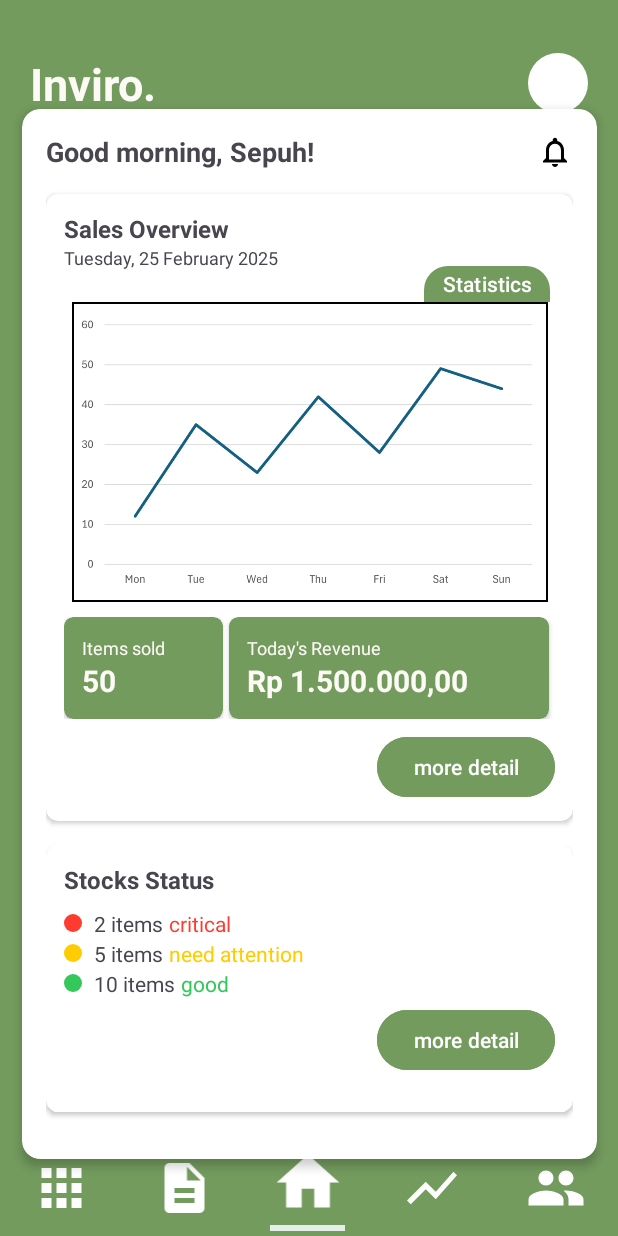
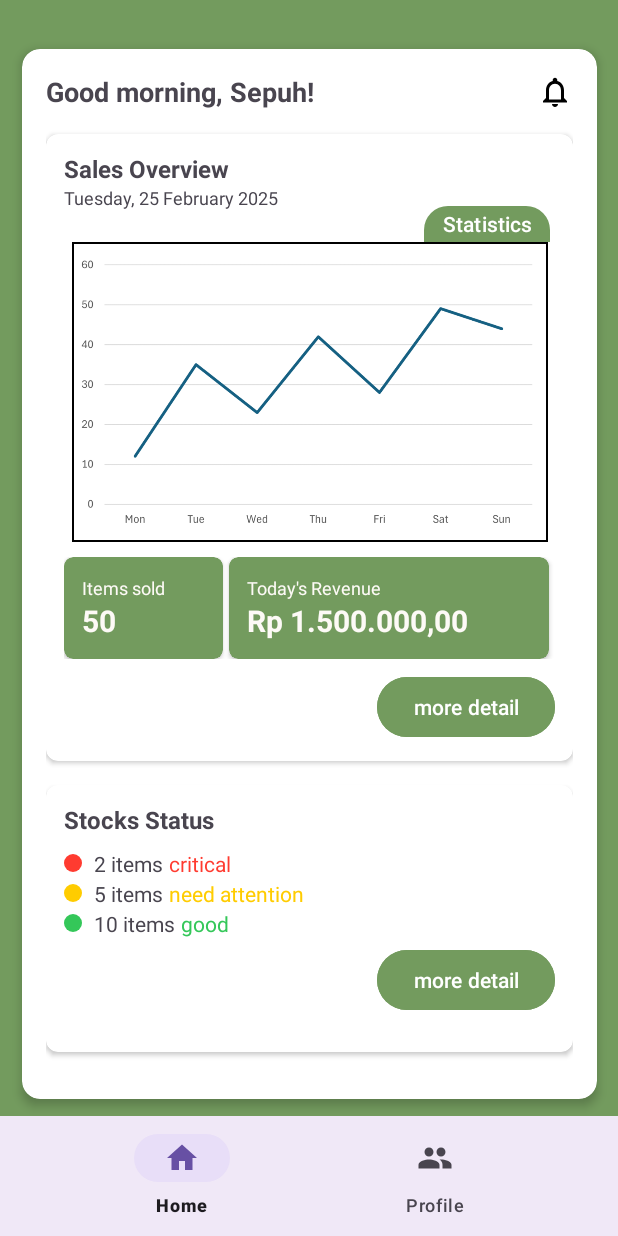
Before and after one commit to hoseawidjaja/Inviro, an Android app: the screen it shows after launch (MainActivity), on a phone screen of 412 x 824 dp. Run offline under Robolectric (Android 15) with nearby library versions, the phone set to English and light mode, and no system bars; 3 statements that could not run were skipped.

Commit message:
navigation sementara

```diff
--- a/app/src/main/java/com/example/myapplication/MainActivity.kt
+++ b/app/src/main/java/com/example/myapplication/MainActivity.kt
@@ -1,20 +1,39 @@
 package com.example.myapplication
 
 import android.os.Bundle
+import android.widget.Toast
 import androidx.activity.enableEdgeToEdge
 import androidx.appcompat.app.AppCompatActivity
 import androidx.core.view.ViewCompat
 import androidx.core.view.WindowInsetsCompat
+import com.google.android.material.bottomnavigation.BottomNavigationView
 
 class MainActivity : AppCompatActivity() {
     override fun onCreate(savedInstanceState: Bundle?) {
         super.onCreate(savedInstanceState)
         enableEdgeToEdge()
-        setContentView(R.layout.home_page)
-        ViewCompat.setOnApplyWindowInsetsListener(findViewById(R.id.startButton)) { v, insets ->
-            val systemBars = insets.getInsets(WindowInsetsCompat.Type.systemBars())
-            v.setPadding(systemBars.left, systemBars.top, systemBars.right, systemBars.bottom)
-            insets
+        setContentView(R.layout.activity_main)
+//        ViewCompat.setOnApplyWindowInsetsListener(findViewById(R.id.)) { v, insets ->
+//            val systemBars = insets.getInsets(WindowInsetsCompat.Type.systemBars())
+//            v.setPadding(systemBars.left, systemBars.top, systemBars.right, systemBars.bottom)
+//            insets
+//        }
+
+        val bottomNav = findViewById<BottomNavigationView>(R.id.navigs)
+
+        bottomNav.setOnItemSelectedListener { item ->
+            when (item.itemId) {
+                R.id.nav_home -> {
+                    Toast.makeText(this, "Home Clicked", Toast.LENGTH_SHORT).show()
+                    true
+                }
+                R.id.nav_profile -> {
+                    Toast.makeText(this, "Profile Clicked", Toast.LENGTH_SHORT).show()
+                    true
+                }
+                else -> false
+            }
         }
+
     }
 }
--- /dev/null
+++ b/app/src/main/res/layout/activity_main.xml
@@ -0,0 +1,30 @@
+<?xml version="1.0" encoding="utf-8"?>
+<androidx.constraintlayout.widget.ConstraintLayout
+    xmlns:android="http://schemas.android.com/apk/res/android"
+    xmlns:app="http://schemas.android.com/apk/res-auto"
+    android:layout_width="match_parent"
+    android:layout_height="match_parent">
+
+    <!-- Home Content -->
+    <include
+        android:id="@+id/homeContent"
+        layout="@layout/home_page"
+        android:layout_width="0dp"
+        android:layout_height="0dp"
+        app:layout_constraintTop_toTopOf="parent"
+        app:layout_constraintBottom_toTopOf="@id/navigs"
+        app:layout_constraintStart_toStartOf="parent"
+        app:layout_constraintEnd_toEndOf="parent" />
+
+    <!-- Bottom Navigation -->
+    <com.google.android.material.bottomnavigation.BottomNavigationView
+        android:id="@+id/navigs"
+        android:layout_width="0dp"
+        android:layout_height="wrap_content"
+        android:background="?android:attr/windowBackground"
+        app:menu="@menu/bottom_nav_menu"
+        app:itemIconTint="@null"
+        app:layout_constraintBottom_toBottomOf="parent"
+        app:layout_constraintStart_toStartOf="parent"
+        app:layout_constraintEnd_toEndOf="parent"/>
+</androidx.constraintlayout.widget.ConstraintLayout>
--- a/app/src/main/res/layout/home_page.xml
+++ b/app/src/main/res/layout/home_page.xml
@@ -22,6 +22,8 @@
         app:layout_constraintEnd_toEndOf="parent"
         app:layout_constraintStart_toStartOf="parent"
         app:layout_constraintTop_toTopOf="parent">
+
+        <include layout="@layout/nav_main"/>
 
         <TextView
             android:id="@+id/app_title"
@@ -389,61 +391,6 @@
         android:gravity="center"
         android:orientation="horizontal"
         app:layout_constraintBottom_toBottomOf="parent"
-        app:layout_constraintTop_toBottomOf="@+id/main_content_card">
-
-        <ImageView
-            android:id="@+id/nav_grid"
-            android:layout_width="0dp"
-            android:layout_height="40dp"
-            android:layout_weight="1"
-            android:contentDescription="Grid icon"
-            android:src="@drawable/ic_grid" />
-
-        <ImageView
-            android:id="@+id/nav_list"
-            android:layout_width="0dp"
-            android:layout_height="40dp"
-            android:layout_weight="1"
-            android:contentDescription="List icon"
-            android:src="@drawable/ic_document" />
-
-        <LinearLayout
-            android:layout_width="0dp"
-            android:layout_height="wrap_content"
-            android:layout_weight="1"
-            android:gravity="center"
-            android:orientation="vertical">
-
-            <ImageView
-                android:id="@+id/nav_home"
-                android:layout_width="match_parent"
-                android:layout_height="50dp"
-                android:contentDescription="Home icon"
-                android:src="@drawable/ic_home" />
-
-            <View
-                android:id="@+id/nav_indicator"
-                android:layout_width="50dp"
-                android:layout_height="4dp"
-                android:layout_marginTop="3dp"
-                android:background="@color/light_green" />
-        </LinearLayout>
-
-        <ImageView
-            android:id="@+id/nav_chart"
-            android:layout_width="0dp"
-            android:layout_height="40dp"
-            android:layout_weight="1"
-            android:contentDescription="Chart icon"
-            android:src="@drawable/ic_chart" />
-
-        <ImageView
-            android:id="@+id/nav_people"
-            android:layout_width="0dp"
-            android:layout_height="40dp"
-            android:layout_weight="1"
-            android:contentDescription="People icon"
-            android:src="@drawable/ic_people" />
-    </LinearLayout>
+        app:layout_constraintTop_toBottomOf="@+id/main_content_card"/>
 
 </androidx.constraintlayout.widget.ConstraintLayout>
--- /dev/null
+++ b/app/src/main/res/layout/nav_main.xml
@@ -0,0 +1,19 @@
+<?xml version="1.0" encoding="utf-8"?>
+<androidx.constraintlayout.widget.ConstraintLayout xmlns:android="http://schemas.android.com/apk/res/android"
+    xmlns:app="http://schemas.android.com/apk/res-auto"
+    xmlns:tools="http://schemas.android.com/tools"
+    android:id="@+id/constraintLayout"
+    android:layout_width="match_parent"
+    android:layout_height="match_parent">
+
+    <com.google.android.material.bottomnavigation.BottomNavigationView
+        android:id="@+id/navigs"
+        android:layout_width="0dp"
+        android:layout_height="wrap_content"
+        app:layout_constraintBottom_toBottomOf="parent"
+        app:layout_constraintEnd_toEndOf="parent"
+        app:layout_constraintStart_toStartOf="parent"
+        tools:layout_conversion_absoluteHeight="80dp"
+        tools:layout_conversion_absoluteWidth="411dp" />
+
+</androidx.constraintlayout.widget.ConstraintLayout>
--- /dev/null
+++ b/app/src/main/res/layout/stock_page.xml
@@ -0,0 +1,7 @@
+<?xml version="1.0" encoding="utf-8"?>
+<LinearLayout xmlns:android="http://schemas.android.com/apk/res/android"
+    android:layout_width="match_parent"
+    android:layout_height="match_parent"
+    android:background="@color/main_green">
+
+</LinearLayout>
--- /dev/null
+++ b/app/src/main/res/menu/bottom_nav_menu.xml
@@ -0,0 +1,10 @@
+<menu xmlns:android="http://schemas.android.com/apk/res/android">
+    <item
+        android:id="@+id/nav_home"
+        android:icon="@drawable/ic_home"
+        android:title="Home" />
+    <item
+        android:id="@+id/nav_profile"
+        android:icon="@drawable/ic_people"
+        android:title="Profile" />
+</menu>
```
